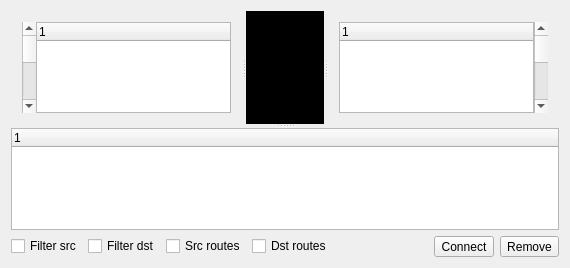
emrum/muse, file muse2/muse/mixer/routedialogbase.ui: the form before one commit.
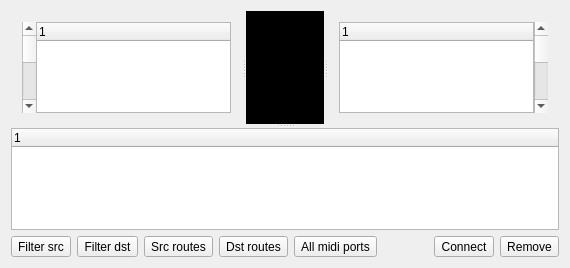
The form after the commit. Custom widgets are drawn as their Qt base class.

Diff of the .ui file:
```diff
--- a/muse2/muse/mixer/routedialogbase.ui
+++ b/muse2/muse/mixer/routedialogbase.ui
@@ -196,30 +196,52 @@
    <item>
     <layout class="QHBoxLayout" name="horizontalLayout">
      <item>
-      <widget class="QCheckBox" name="filterSrcButton">
+      <widget class="QToolButton" name="filterSrcButton">
        <property name="text">
         <string>Filter src</string>
        </property>
+       <property name="checkable">
+        <bool>true</bool>
+       </property>
       </widget>
      </item>
      <item>
-      <widget class="QCheckBox" name="filterDstButton">
+      <widget class="QToolButton" name="filterDstButton">
        <property name="text">
         <string>Filter dst</string>
        </property>
+       <property name="checkable">
+        <bool>true</bool>
+       </property>
       </widget>
      </item>
      <item>
-      <widget class="QCheckBox" name="srcRoutesButton">
+      <widget class="QToolButton" name="srcRoutesButton">
        <property name="text">
         <string>Src routes</string>
        </property>
+       <property name="checkable">
+        <bool>true</bool>
+       </property>
       </widget>
      </item>
      <item>
-      <widget class="QCheckBox" name="dstRoutesButton">
+      <widget class="QToolButton" name="dstRoutesButton">
        <property name="text">
         <string>Dst routes</string>
+       </property>
+       <property name="checkable">
+        <bool>true</bool>
+       </property>
+      </widget>
+     </item>
+     <item>
+      <widget class="QToolButton" name="allMidiPortsButton">
+       <property name="text">
+        <string>All midi ports</string>
+       </property>
+       <property name="checkable">
+        <bool>true</bool>
        </property>
       </widget>
      </item>
```
